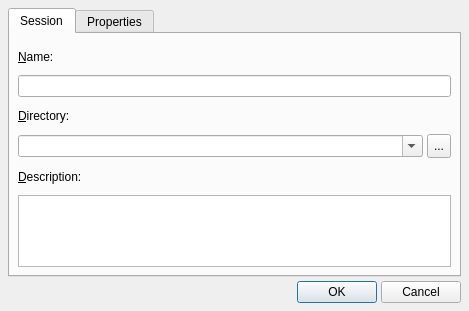
The window that src/qtractorSessionForm.ui (rncbc/qtractor) describes before a commit, drawn with Qt 5.
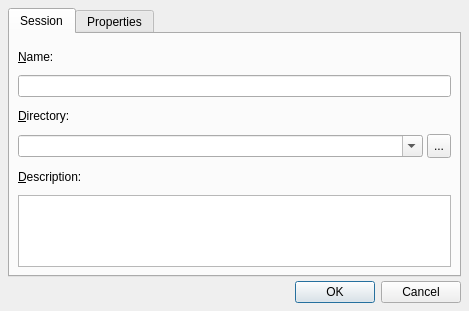
The same window after the commit. Icons and pictures are not drawn. Custom widgets are drawn as their Qt base class.

Commit message: - General standard dialog buttons layout is now in place.

```diff
--- a/src/qtractorSessionForm.ui
+++ b/src/qtractorSessionForm.ui
@@ -438,47 +438,14 @@
     </widget>
    </item>
    <item>
-    <layout class="QHBoxLayout" >
-     <property name="margin" >
-      <number>0</number>
+    <widget class="QDialogButtonBox" name="DialogButtonBox">
+     <property name="orientation">
+      <enum>Qt::Horizontal</enum>
      </property>
-     <item>
-      <spacer>
-       <property name="orientation" >
-        <enum>Qt::Horizontal</enum>
-       </property>
-       <property name="sizeType" >
-        <enum>QSizePolicy::Expanding</enum>
-       </property>
-       <property name="sizeHint" >
-        <size>
-         <width>20</width>
-         <height>20</height>
-        </size>
-       </property>
-      </spacer>
-     </item>
-     <item>
-      <widget class="QPushButton" name="OkPushButton" >
-       <property name="text" >
-        <string>OK</string>
-       </property>
-       <property name="icon" >
-        <iconset resource="qtractor.qrc" >:/images/formAccept.png</iconset>
-       </property>
-      </widget>
-     </item>
-     <item>
-      <widget class="QPushButton" name="CancelPushButton" >
-       <property name="text" >
-        <string>Cancel</string>
-       </property>
-       <property name="icon" >
-        <iconset resource="qtractor.qrc" >:/images/formReject.png</iconset>
-       </property>
-      </widget>
-     </item>
-    </layout>
+     <property name="standardButtons">
+      <set>QDialogButtonBox::Cancel|QDialogButtonBox::Ok</set>
+     </property>
+    </widget>
    </item>
   </layout>
  </widget>
```
Left out of the diff: 3 changed lines with no effect on the pictures. The commit also changes 26 other files.
